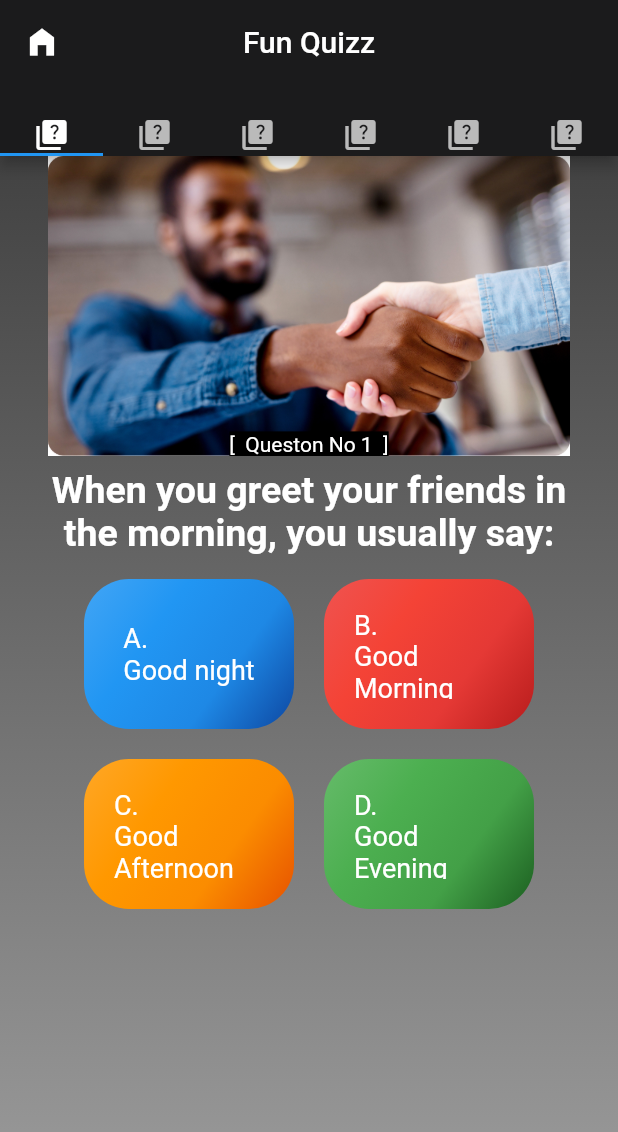
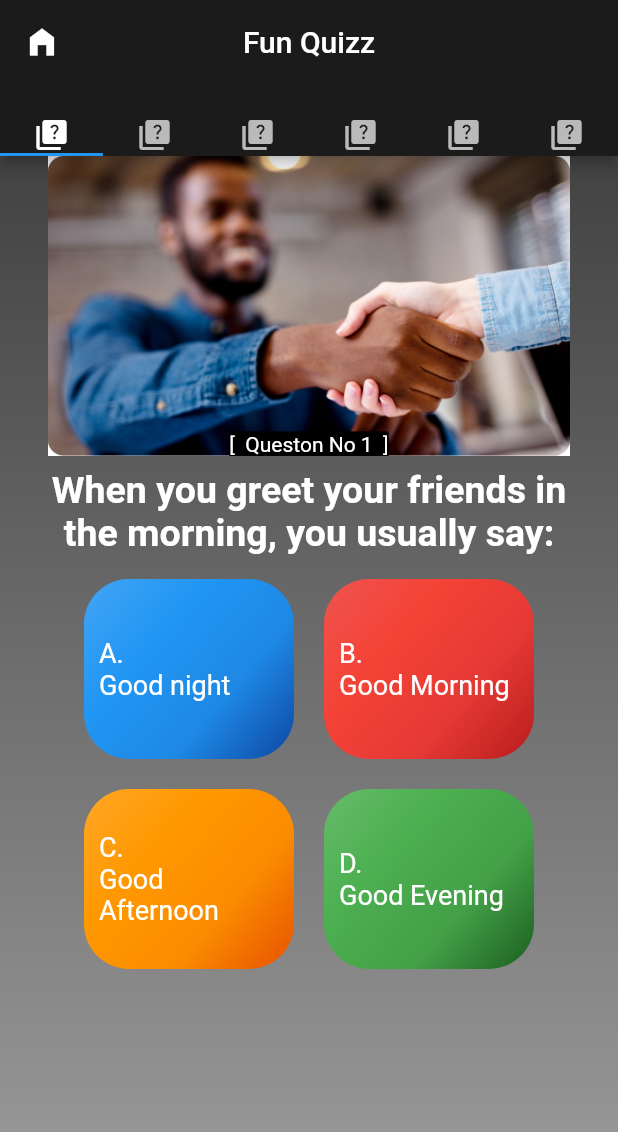
Before and after one commit to mohammad6202/elearningApp, a Flutter app: the Quizz screen opened by its route, on a phone screen of 412 x 824 dp. Shown: the top 1132 px of the screen. Run offline on Flutter 3.47's test engine with Material 2 defaults, Android fonts, the phone set to English and light mode, and no system bars; our stand-ins replace audioplayers, introduction_screen, shared_preferences, video_player; missing offline and left inert: syncfusion_flutter_pdfviewer; accounts and stored records are empty.

Commit message:
Update quistion.dart
better design

```diff
--- a/lib/components/quistion.dart
+++ b/lib/components/quistion.dart
@@ -28,7 +28,7 @@ class Question extends StatefulWidget {
   State<Question> createState() => _QuestionState();
 }
 
-double btnHeight = 100;
+double btnHeight = 120;
 double btnWidth = 140;
 const sizedBox = SizedBox(
   width: 20,
@@ -88,9 +88,9 @@ class _QuestionState extends State<Question> {
               }
             },
             child: Container(
-                padding: const EdgeInsets.all(20),
+                padding: const EdgeInsets.all(10),
                 decoration: MyColors.buttonBackground(btn_colors.blue),
-                alignment: Alignment.center,
+                alignment: Alignment.centerLeft,
                 height: btnHeight,
                 width: btnWidth,
                 child: Text(
@@ -116,9 +116,9 @@ class _QuestionState extends State<Question> {
               }
             },
             child: Container(
-                padding: const EdgeInsets.all(20),
+                padding: const EdgeInsets.all(10),
                 decoration: MyColors.buttonBackground(btn_colors.red),
-                alignment: Alignment.center,
+                alignment: Alignment.centerLeft,
                 height: btnHeight,
                 width: btnWidth,
                 child: Text(
@@ -146,9 +146,9 @@ class _QuestionState extends State<Question> {
               }
             },
             child: Container(
-                padding: const EdgeInsets.all(20),
+                padding: const EdgeInsets.all(10),
                 decoration: MyColors.buttonBackground(btn_colors.orange),
-                alignment: Alignment.center,
+                alignment: Alignment.centerLeft,
                 height: btnHeight,
                 width: btnWidth,
                 child: Text(
@@ -174,9 +174,9 @@ class _QuestionState extends State<Question> {
               }
             },
             child: Container(
-                padding: const EdgeInsets.all(20),
+                padding: const EdgeInsets.all(10),
                 decoration: MyColors.buttonBackground(btn_colors.green),
-                alignment: Alignment.center,
+                alignment: Alignment.centerLeft,
                 height: btnHeight,
                 width: btnWidth,
                 child: Text(
```
